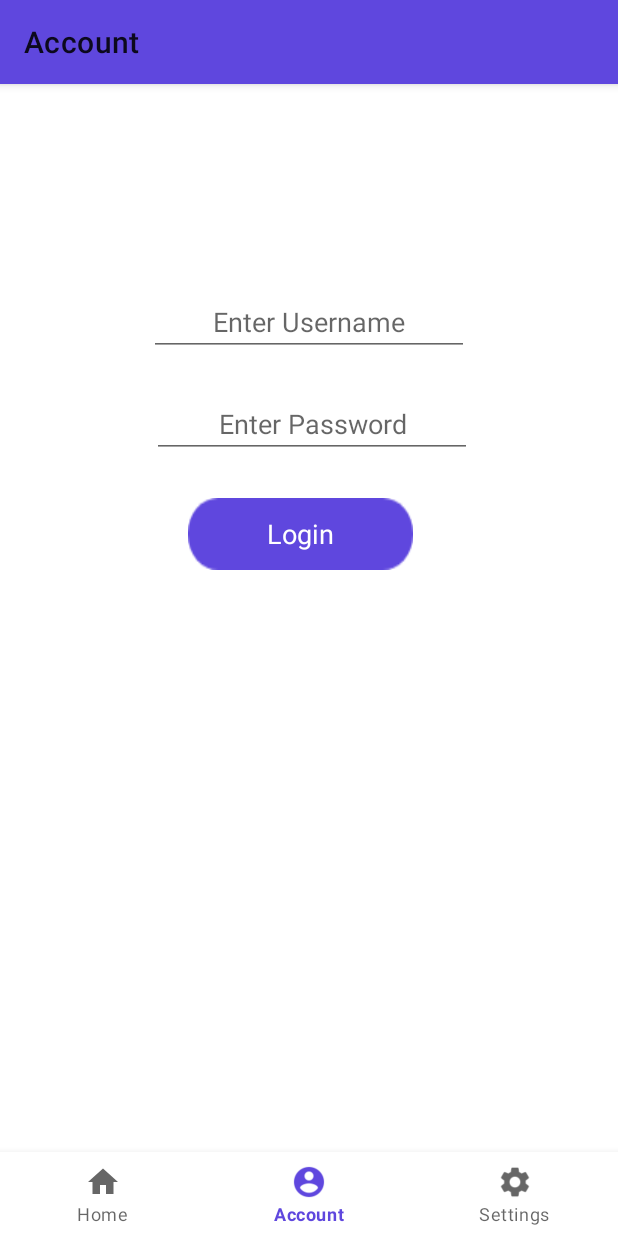
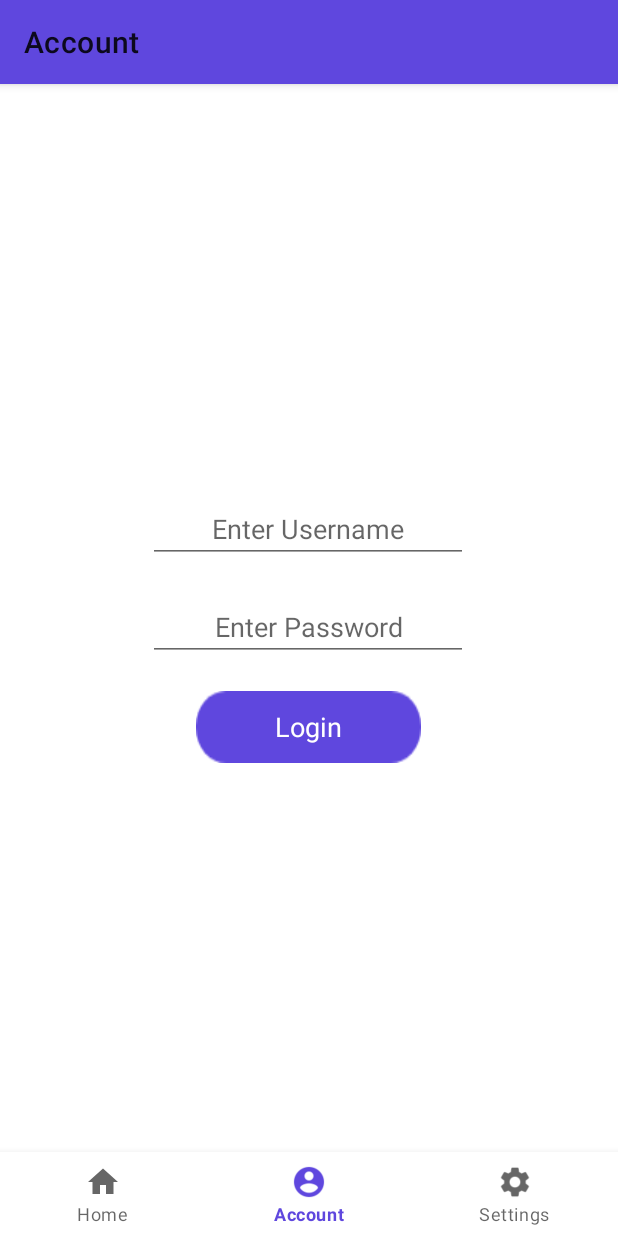
Before and after one commit to Steven-Hanley/EH9_Project, an Android app: the AccountFragment screen opened through its navigation route, on a phone screen of 412 x 824 dp. Run offline under Robolectric (Android 15) with nearby library versions, the phone set to English and light mode, and no system bars; our stand-ins replace Volley, navigation-ui; libraries missing offline, so code that uses them is left out: at.favre.lib.

Commit message:
fixed constraints and handled orientation changes with data

```diff
--- a/AndroidApp/app/src/main/AndroidManifest.xml
+++ b/AndroidApp/app/src/main/AndroidManifest.xml
@@ -15,9 +15,9 @@
         android:roundIcon="@drawable/ic_launcher_round"
         android:supportsRtl="true"
         android:theme="@style/Theme.EH9Project">
-
         <activity
             android:name=".MainActivity"
+            android:configChanges="screenLayout|orientation|screenSize"
             android:label="@string/app_name">
             <intent-filter>
                 <action android:name="android.intent.action.MAIN" />
--- a/AndroidApp/app/src/main/java/com/eh9/eh9project/RadarFragment.kt
+++ b/AndroidApp/app/src/main/java/com/eh9/eh9project/RadarFragment.kt
@@ -3,6 +3,7 @@ package com.eh9.eh9project
 import android.graphics.Color
 import android.os.Bundle
 import android.util.Log
+import android.view.MenuItem
 import android.view.View
 import androidx.fragment.app.Fragment
 import com.github.mikephil.charting.animation.Easing
@@ -16,7 +17,6 @@ import java.util.*
 
 
 class RadarFragment : Fragment(R.layout.fragment_radar) {
-
 
         override fun onViewCreated(view: View, savedInstanceState: Bundle?) {
             //Retrieves The scores from the main activity variable to be used for the graph (Steven)
@@ -75,6 +75,5 @@ class RadarFragment : Fragment(R.layout.fragment_radar) {
             chart.yAxis.textSize = 10F
             chart.yAxis.mAxisMaximum = 6F
             chart.data = newRadarData
-
         }
 }
--- a/AndroidApp/app/src/main/res/layout/fragment_account.xml
+++ b/AndroidApp/app/src/main/res/layout/fragment_account.xml
@@ -23,47 +23,50 @@
         app:layout_constraintVertical_bias="0.043" />
 
     <EditText
-        android:id="@+id/usernameLogin"
-        android:layout_width="wrap_content"
-        android:layout_height="wrap_content"
-        android:layout_marginTop="136dp"
-        android:autofillHints="AUTOFILL_HINT_USERNAME"
-        android:ems="10"
-        android:hint="@string/loginUsernameField"
-        android:inputType="textPersonName"
-        android:textAlignment="center"
-        app:layout_constraintEnd_toEndOf="parent"
-        app:layout_constraintHorizontal_bias="0.5"
-        app:layout_constraintStart_toStartOf="parent"
-        app:layout_constraintTop_toTopOf="parent" />
-
-    <EditText
         android:id="@+id/passwordLogin"
         android:layout_width="wrap_content"
         android:layout_height="wrap_content"
-        android:layout_marginStart="101dp"
-        android:layout_marginTop="204dp"
+        android:layout_marginStart="100dp"
+        android:layout_marginTop="20dp"
+        android:layout_marginEnd="101dp"
+        android:layout_marginBottom="20dp"
         android:autofillHints="AUTOFILL_HINT_PASSWORD"
         android:ems="10"
         android:hint="@string/loginPasswordField"
         android:inputType="textPassword"
         android:textAlignment="center"
+        app:layout_constraintBottom_toTopOf="@+id/loginSubmit"
         app:layout_constraintEnd_toEndOf="parent"
-        app:layout_constraintHorizontal_bias="0.0"
         app:layout_constraintStart_toStartOf="parent"
-        app:layout_constraintTop_toTopOf="parent" />
+        app:layout_constraintTop_toBottomOf="@+id/usernameLogin" />
 
     <Button
         android:id="@+id/loginSubmit"
         style="@style/CustomButtons"
         android:layout_width="wrap_content"
         android:layout_height="wrap_content"
-        android:layout_marginStart="125dp"
-        android:layout_marginTop="276dp"
+        android:layout_marginBottom="441dp"
+        android:text="@string/loginButton"
+        app:layout_constraintBottom_toBottomOf="parent"
+        app:layout_constraintEnd_toEndOf="parent"
+        app:layout_constraintHorizontal_bias="0.498"
+        app:layout_constraintStart_toStartOf="parent"
+        app:layout_constraintTop_toBottomOf="@+id/passwordLogin" />
+
+    <EditText
+        android:id="@+id/usernameLogin"
+        android:layout_width="wrap_content"
+        android:layout_height="wrap_content"
+        android:layout_marginStart="100dp"
+        android:layout_marginTop="400dp"
         android:layout_marginEnd="101dp"
-        android:text="@string/loginButton"
+        android:autofillHints="AUTOFILL_HINT_USERNAME"
+        android:ems="10"
+        android:hint="@string/loginUsernameField"
+        android:inputType="textPersonName"
+        android:textAlignment="center"
+        app:layout_constraintBottom_toTopOf="@+id/passwordLogin"
         app:layout_constraintEnd_toEndOf="parent"
-        app:layout_constraintHorizontal_bias="0.0"
         app:layout_constraintStart_toStartOf="parent"
         app:layout_constraintTop_toTopOf="parent" />
 
--- a/AndroidApp/app/src/main/res/layout/fragment_radar.xml
+++ b/AndroidApp/app/src/main/res/layout/fragment_radar.xml
@@ -16,5 +16,4 @@
         app:layout_constraintStart_toStartOf="parent"
         app:layout_constraintTop_toTopOf="parent" />
 
-
 </FrameLayout>
--- a/AndroidApp/app/src/main/res/layout/fragment_settings.xml
+++ b/AndroidApp/app/src/main/res/layout/fragment_settings.xml
@@ -11,22 +11,26 @@
         android:id="@+id/themeDescriptor"
         android:layout_width="wrap_content"
         android:layout_height="wrap_content"
-        android:layout_marginStart="16dp"
-        android:layout_marginEnd="18dp"
+        android:layout_marginStart="50dp"
+        android:layout_marginTop="30dp"
+        android:layout_marginEnd="5dp"
         android:text="@string/themeDescriptor"
         app:layout_constraintBottom_toBottomOf="parent"
         app:layout_constraintEnd_toStartOf="@+id/btg_theme"
         app:layout_constraintStart_toStartOf="parent"
         app:layout_constraintTop_toTopOf="parent"
-        app:layout_constraintVertical_bias="0.06" />
+        app:layout_constraintVertical_bias="0.019" />
 
     <com.google.android.material.button.MaterialButtonToggleGroup
         android:id="@+id/btg_theme"
         android:layout_width="wrap_content"
         android:layout_height="wrap_content"
+        android:layout_marginStart="5dp"
         android:layout_marginTop="30dp"
+        android:layout_marginEnd="50dp"
         app:layout_constraintBottom_toBottomOf="parent"
         app:layout_constraintEnd_toEndOf="parent"
+        app:layout_constraintStart_toEndOf="@+id/themeDescriptor"
         app:layout_constraintTop_toTopOf="parent"
         app:layout_constraintVertical_bias="0.0"
         app:selectionRequired="true"
```
